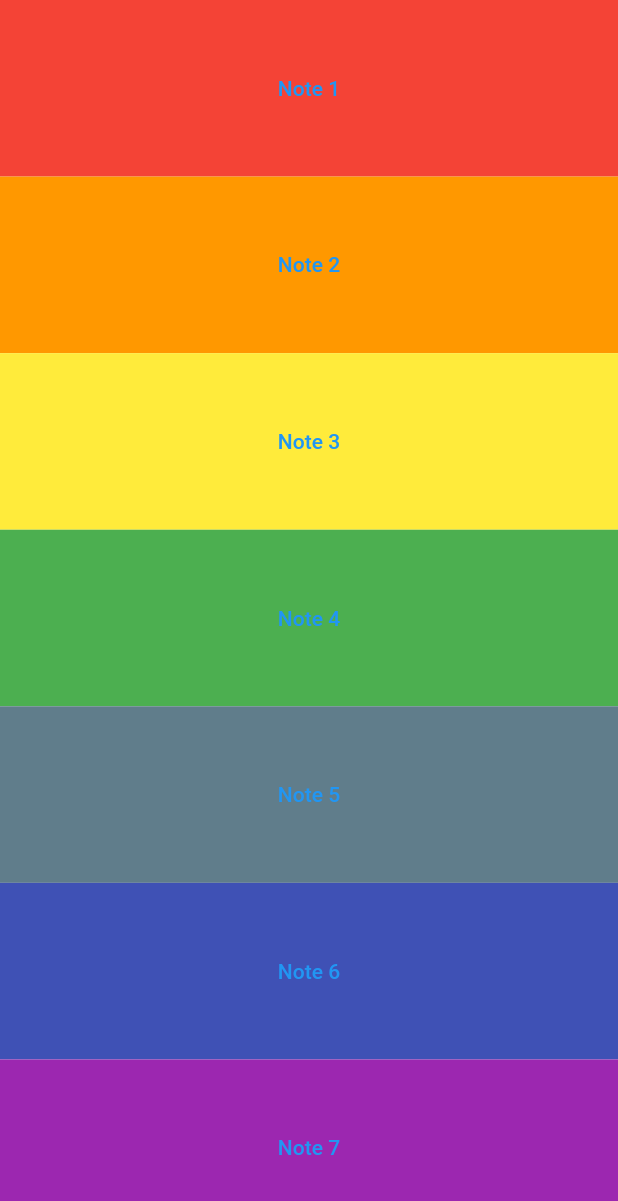
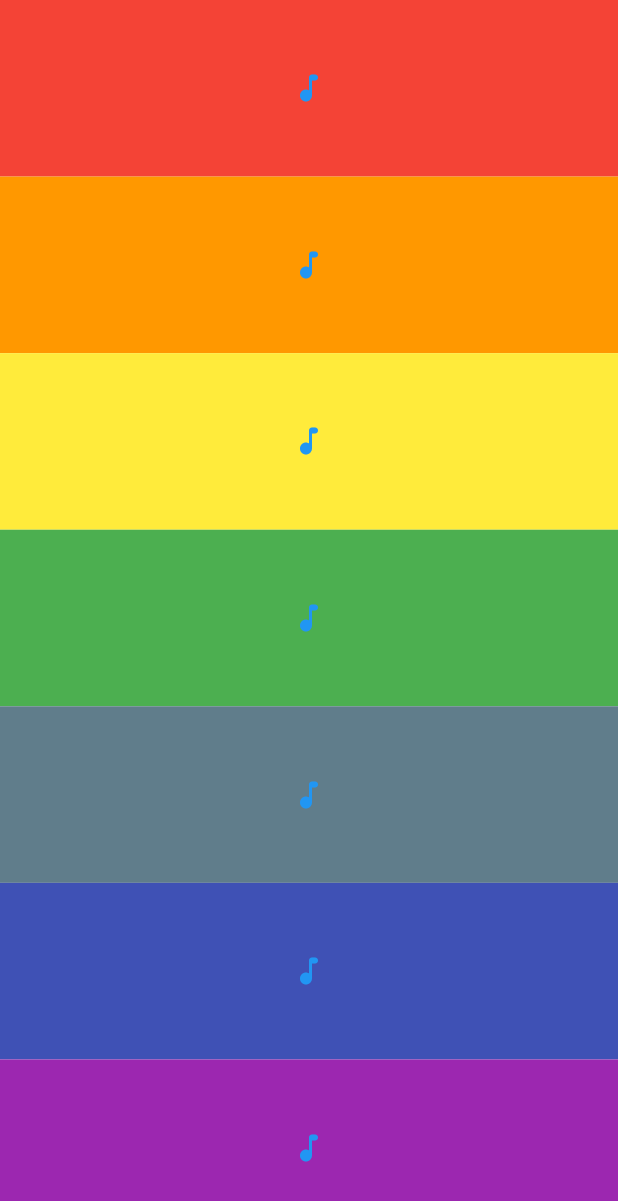
Before and after one commit to Priyank-Bhagat/virtual_xylophone, a Flutter app: the screen it shows after launch, on a phone screen of 412 x 824 dp. Shown: the top 1201 px of the screen. Run offline on Flutter 3.47's test engine with Material 2 defaults, Android fonts, the phone set to English and light mode, and no system bars; our stand-ins replace audioplayers.

Commit message:
UI update

```diff
--- a/lib/main.dart
+++ b/lib/main.dart
@@ -28,7 +28,7 @@ class XyloPhone extends StatelessWidget {
           style: const ButtonStyle(
             enableFeedback: false,
           ),
-          child: Text('Note $soundNum'),
+          child: Icon(Icons.music_note_rounded),
         ),
       ),
     );
```
